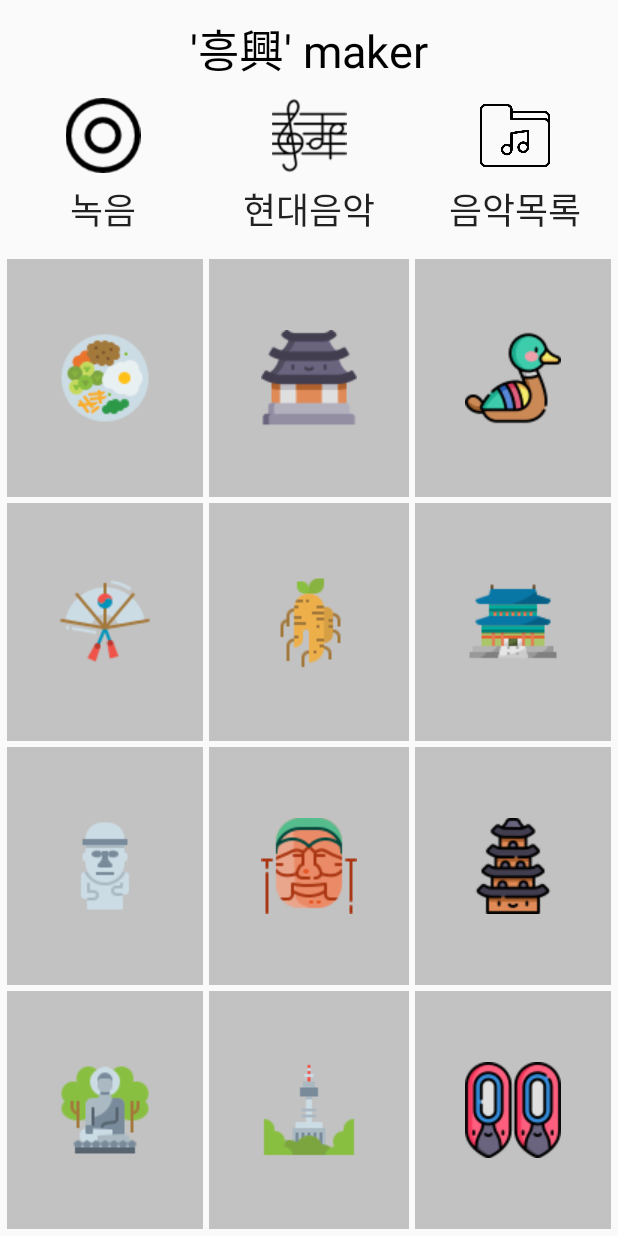
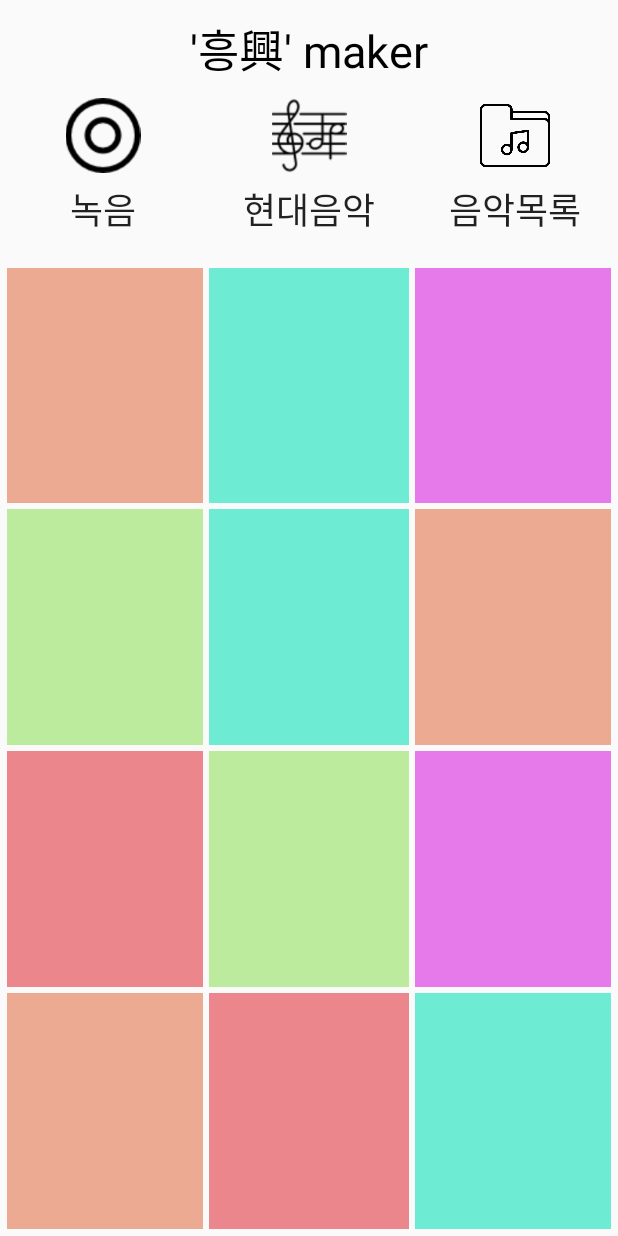
Before and after one commit to LeeGeumLak/teamnova-hackathon, an Android app: the screen it shows after launch (MainActivity), after a tap on "전통음악", on a phone screen of 412 x 824 dp. Run offline under Robolectric (Android 15) with nearby library versions, the phone set to English and light mode, and no system bars; pictures from the network do not load.

Commit message:
현대음악/옛음악 버튼 이미지/배경색 변경 코드 추가

```diff
--- a/app/src/main/java/com/app/hackathon/MainActivity.java
+++ b/app/src/main/java/com/app/hackathon/MainActivity.java
@@ -316,10 +316,11 @@
             public void onClick(View v) {
                 if(mode.equals("전통음악")){
                     changeBeatBtn.setText("현대음악");
+                    modernMusicPicture();
                     musicIV.setImageResource(R.drawable.img_music);
                     mode = "현대음악";
                 }else{
-                    mode = "옛노래";
+                    mode = "전통음악";
                     changeBeatBtn.setText("전통음악");
                     oldMusicPicture();
                     musicIV.setImageResource(R.drawable.img_jungganbo);
@@ -450,6 +451,19 @@
     }
 
     private void oldMusicPicture(){
+        oneBtn.setBackgroundColor(getResources().getColor(R.color.traditionalPink));
+        twoBtn.setBackgroundColor(getResources().getColor(R.color.traditionalPink));
+        threeBtn.setBackgroundColor(getResources().getColor(R.color.traditionalPink));
+        fourBtn.setBackgroundColor(getResources().getColor(R.color.traditionalBeige));
+        fiveBtn.setBackgroundColor(getResources().getColor(R.color.traditionalBeige));
+        sixBtn.setBackgroundColor(getResources().getColor(R.color.traditionalBeige));
+        sevenBtn.setBackgroundColor(getResources().getColor(R.color.traditionalKhaki));
+        eightBtn.setBackgroundColor(getResources().getColor(R.color.traditionalKhaki));
+        nineBtn.setBackgroundColor(getResources().getColor(R.color.traditionalKhaki));
+        tenBtn.setBackgroundColor(getResources().getColor(R.color.traditionalGreen));
+        elevenBtn.setBackgroundColor(getResources().getColor(R.color.traditionalGreen));
+        twelveBtn.setBackgroundColor(getResources().getColor(R.color.traditionalGreen));
+
         oneBtn.setImageResource(R.drawable.imgbtn_bibimbap);
         twoBtn.setImageResource(R.drawable.imgbtn_building);
         threeBtn.setImageResource(R.drawable.imgbtn_duck);
@@ -462,6 +476,34 @@
         tenBtn.setImageResource(R.drawable.imgbtn_seoraksan);
         elevenBtn.setImageResource(R.drawable.imgbtn_seoul_tower);
         twelveBtn.setImageResource(R.drawable.imgbtn_shoes);
+    }
+
+    private void modernMusicPicture(){
+        oneBtn.setBackgroundColor(getResources().getColor(R.color.modernBeige));
+        twoBtn.setBackgroundColor(getResources().getColor(R.color.modernBlue));
+        threeBtn.setBackgroundColor(getResources().getColor(R.color.modernPurple));
+        fourBtn.setBackgroundColor(getResources().getColor(R.color.modernGreen));
+        fiveBtn.setBackgroundColor(getResources().getColor(R.color.modernBlue));
+        sixBtn.setBackgroundColor(getResources().getColor(R.color.modernBeige));
+        sevenBtn.setBackgroundColor(getResources().getColor(R.color.modernPink));
+        eightBtn.setBackgroundColor(getResources().getColor(R.color.modernGreen));
+        nineBtn.setBackgroundColor(getResources().getColor(R.color.modernPurple));
+        tenBtn.setBackgroundColor(getResources().getColor(R.color.modernBeige));
+        elevenBtn.setBackgroundColor(getResources().getColor(R.color.modernPink));
+        twelveBtn.setBackgroundColor(getResources().getColor(R.color.modernBlue));
+
+        oneBtn.setImageResource(0);
+        twoBtn.setImageResource(0);
+        threeBtn.setImageResource(0);
+        fourBtn.setImageResource(0);
+        fiveBtn.setImageResource(0);
+        sixBtn.setImageResource(0);
+        sevenBtn.setImageResource(0);
+        eightBtn.setImageResource(0);
+        nineBtn.setImageResource(0);
+        tenBtn.setImageResource(0);
+        elevenBtn.setImageResource(0);
+        twelveBtn.setImageResource(0);
     }
 
     private void recordAudio(String filename) {
--- a/app/src/main/res/values/colors.xml
+++ b/app/src/main/res/values/colors.xml
@@ -3,4 +3,16 @@
     <color name="colorPrimary">#6200EE</color>
     <color name="colorPrimaryDark">#3700B3</color>
     <color name="colorAccent">#03DAC5</color>
+
+    <color name="traditionalPink">#B89C91</color>
+    <color name="traditionalBeige">#C2BAA9</color>
+    <color name="traditionalKhaki">#A8A88C</color>
+    <color name="traditionalGreen">#B1C2B2</color>
+
+    <color name="modernBeige">#EBAA91</color>
+    <color name="modernGreen">#BCEB9D</color>
+    <color name="modernPink">#EB868C</color>
+    <color name="modernBlue">#6EEBD3</color>
+    <color name="modernPurple">#E77AEB</color>
+
 </resources>
```
Also changed, not shown: 1 other file.
